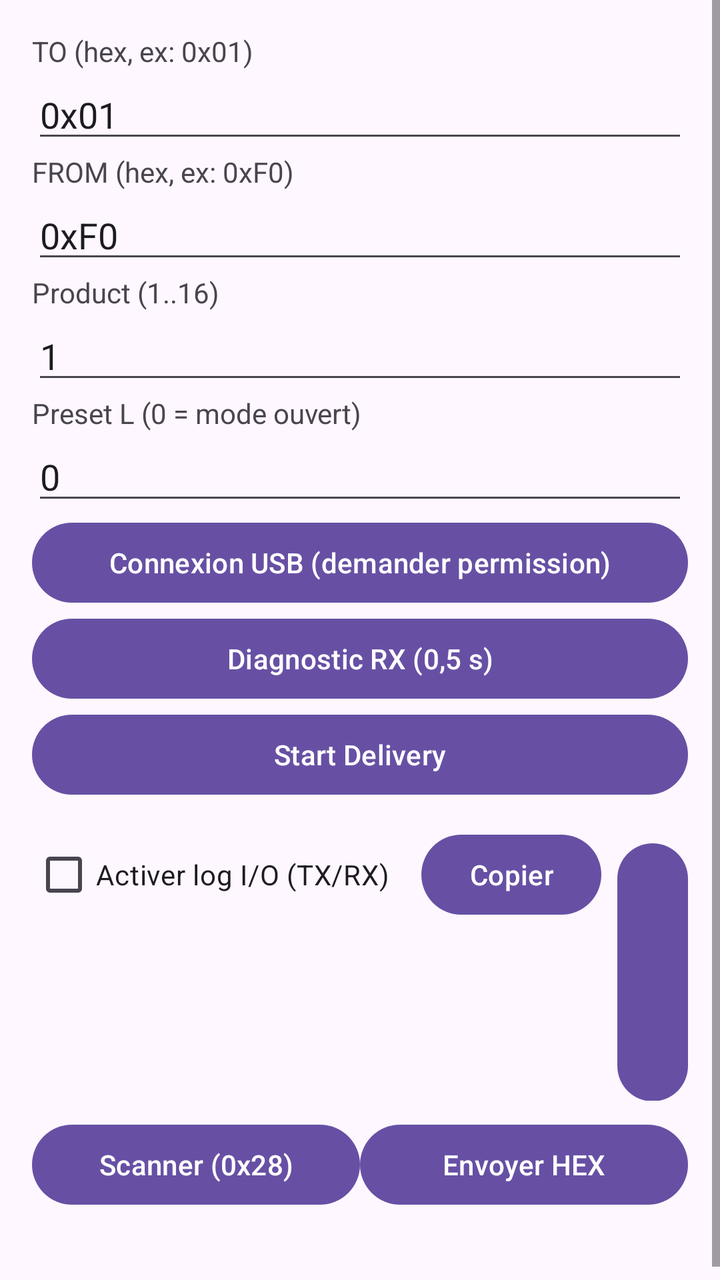
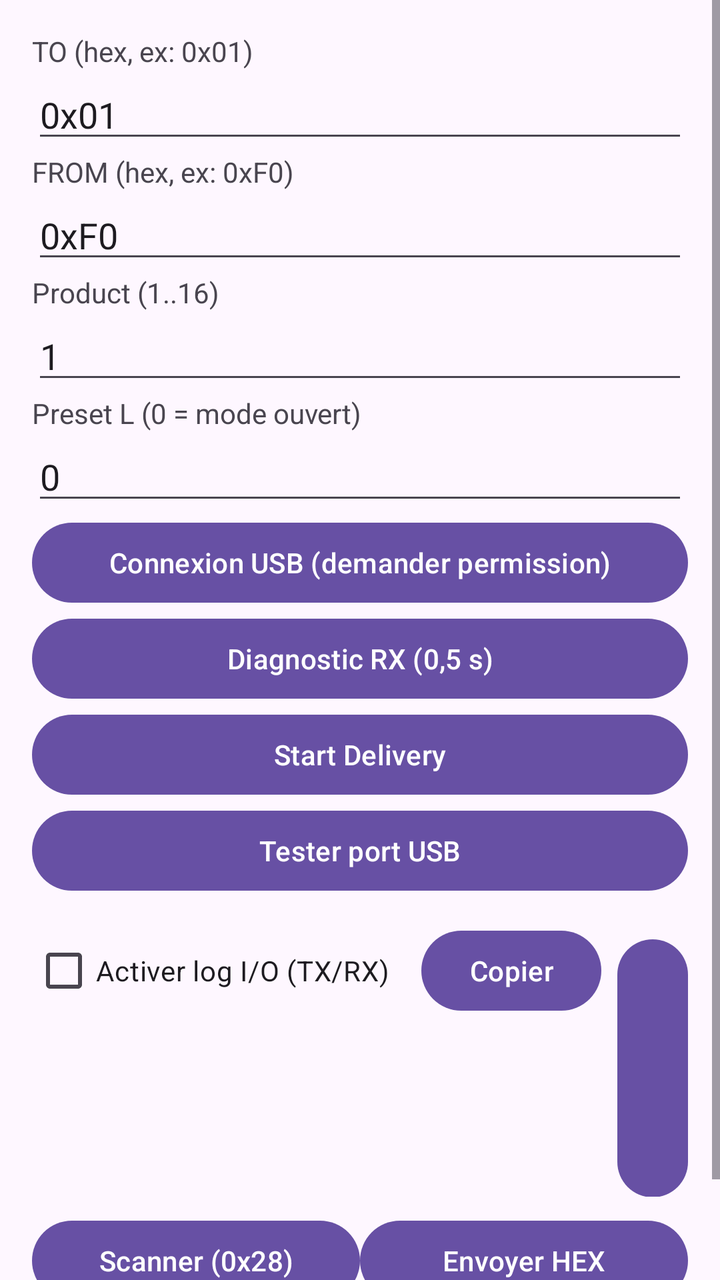

The first picture is an Android layout as it rendered before a commit; the second is the same layout after the commit. The layout source and the unified diff follow.
<!-- AndroidManifest.xml: application theme Theme.Material3.DayNight.NoActionBar -->
<!-- res/layout/activity_main.xml -->
<ScrollView xmlns:android="http://schemas.android.com/apk/res/android"
    android:layout_width="match_parent"
    android:layout_height="match_parent">

  <LinearLayout
      android:orientation="vertical"
      android:padding="16dp"
      android:layout_width="match_parent"
      android:layout_height="wrap_content">

    <TextView
        android:layout_width="wrap_content"
        android:layout_height="wrap_content"
        android:text="TO (hex, ex: 0x01)" />

    <EditText
        android:id="@+id/edtTo"
        android:layout_width="match_parent"
        android:layout_height="wrap_content"
        android:inputType="text"
        android:text="0x01" />

    <TextView
        android:layout_width="wrap_content"
        android:layout_height="wrap_content"
        android:text="FROM (hex, ex: 0xF0)" />

    <EditText
        android:id="@+id/edtFrom"
        android:layout_width="match_parent"
        android:layout_height="wrap_content"
        android:inputType="text"
        android:text="0xF0" />

    <TextView
        android:layout_width="wrap_content"
        android:layout_height="wrap_content"
        android:text="Product (1..16)" />

    <EditText
        android:id="@+id/edtProduct"
        android:layout_width="match_parent"
        android:layout_height="wrap_content"
        android:inputType="number"
        android:text="1" />

    <TextView
        android:layout_width="wrap_content"
        android:layout_height="wrap_content"
        android:text="Preset L (0 = mode ouvert)" />

    <EditText
        android:id="@+id/edtPreset"
        android:layout_width="match_parent"
        android:layout_height="wrap_content"
        android:inputType="numberDecimal"
        android:text="0" />

    
    <Button
        android:id="@+id/btnConnect"
        android:layout_width="match_parent"
        android:layout_height="wrap_content"
        android:text="Connexion USB (demander permission)" />

    <Button
        android:id="@+id/btnDiag"
        android:layout_width="match_parent"
        android:layout_height="wrap_content"
        android:text="Diagnostic RX (0,5 s)"/>

    <Button
        android:id="@+id/btnStart"
        android:layout_width="match_parent"
        android:layout_height="wrap_content"
        android:text="Start Delivery" />

    
    <LinearLayout
        android:layout_width="match_parent"
        android:layout_height="wrap_content"
        android:orientation="horizontal"
        android:layout_marginTop="12dp">

      <CheckBox
          android:id="@+id/switchIoLog"
          android:layout_width="wrap_content"
          android:layout_height="wrap_content"
          android:text="Activer log I/O (TX/RX)"/>

      <Button
          android:id="@+id/btnCopyLog"
          android:layout_width="wrap_content"
          android:layout_height="wrap_content"
          android:text="Copier"
          android:layout_marginStart="16dp"/>

      <Button
          android:id="@+id/btnClearLog"
          android:layout_width="wrap_content"
          android:layout_height="wrap_content"
          android:text="Effacer"
          android:layout_marginStart="8dp"/>
    </LinearLayout>
    
    
    <LinearLayout
        android:id="@+id/layoutDiagConsole"
        android:layout_width="match_parent"
        android:layout_height="wrap_content"
        android:orientation="horizontal"
        android:paddingTop="8dp">

    <Button
        android:id="@+id/btnScan"
        android:layout_width="0dp"
        android:layout_height="wrap_content"
        android:layout_weight="1"
        android:text="Scanner (0x28)" />

    <Button
         android:id="@+id/btnSendHex"
         android:layout_width="0dp"
         android:layout_height="wrap_content"
         android:layout_weight="1"
         android:text="Envoyer HEX" />
    </LinearLayout>


    
    <TextView
        android:id="@+id/txtLog"
        android:layout_width="match_parent"
        android:layout_height="wrap_content"
        android:layout_marginTop="8dp"
        android:textSize="12sp" />

  </LinearLayout>
</ScrollView>
<!-- resources referenced by this layout -->
<resources>

</resources>

<!-- the commit's change to res/layout/activity_main.xml (unified diff, before → after) -->
@@ -74,6 +74,12 @@
         android:layout_width="match_parent"
         android:layout_height="wrap_content"
         android:text="Start Delivery" />
+    
+    <Button
+        android:id="@+id/btnTestUsb"
+        android:layout_width="match_parent"
+        android:layout_height="wrap_content"
+        android:text="Tester port USB" />
 
     
     <LinearLayout
